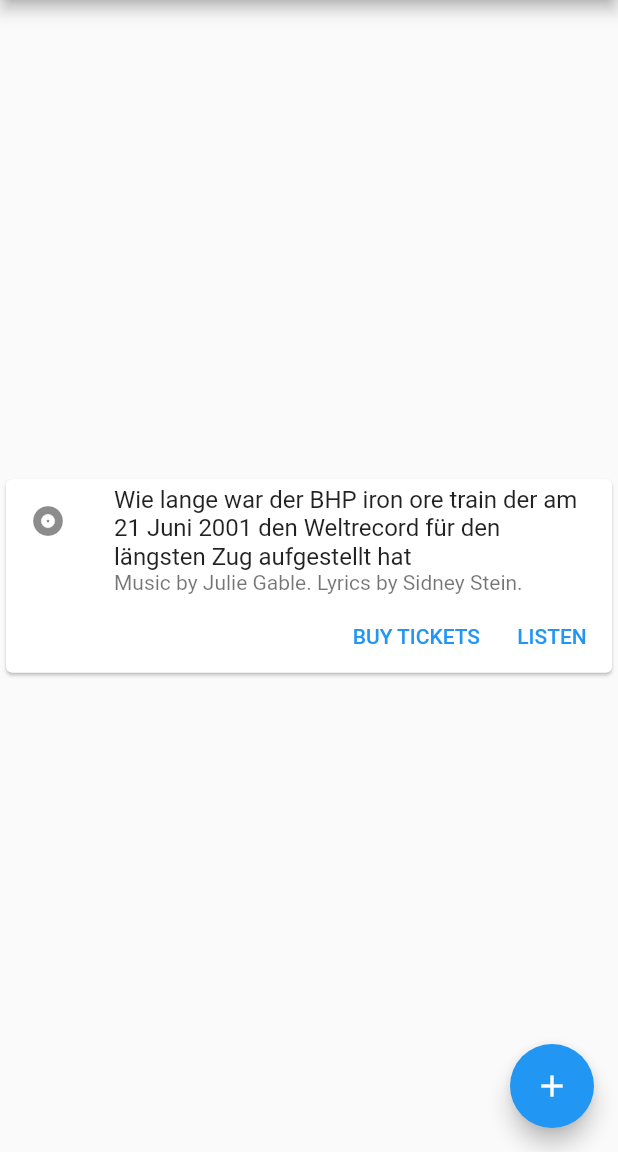
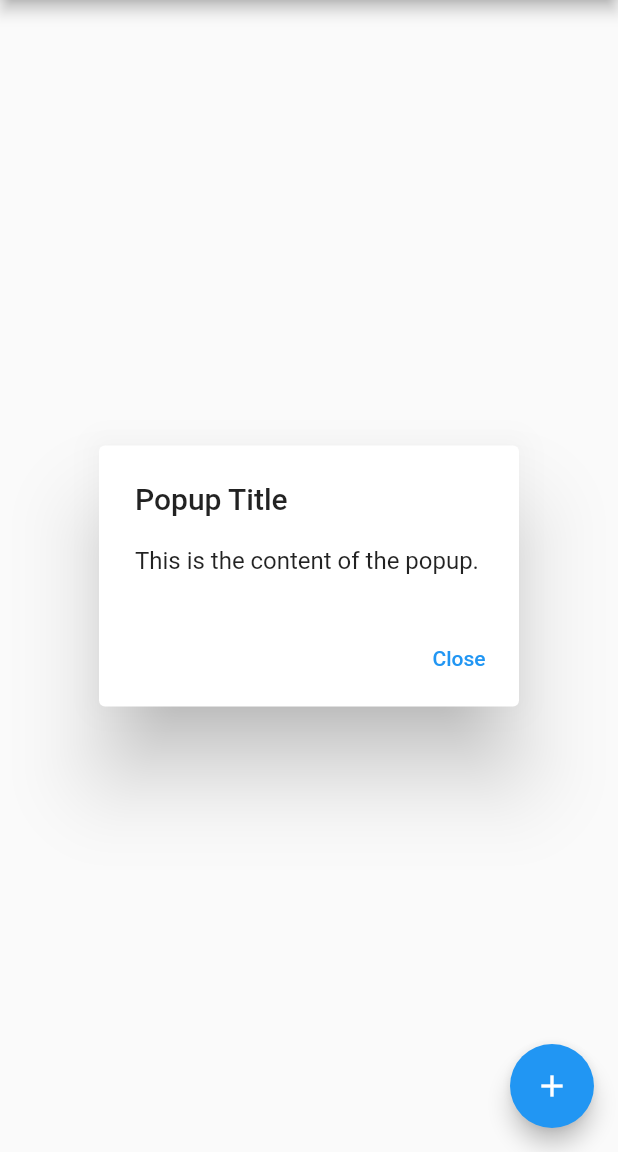
Before and after one commit to Benriez/quizpoker, a Flutter app: the screen it shows after launch, on a phone screen of 412 x 824 dp, the part 84-1236 px from its top. Run offline on Flutter 3.47's test engine with Material 2 defaults, Android fonts, the phone set to English and light mode, and no system bars; our stand-ins replace flutter_bloc.

Commit message:
add start_to_bet

```diff
--- a/lib/main.dart
+++ b/lib/main.dart
@@ -2,7 +2,7 @@ import 'package:flutter/material.dart';
 import 'package:quizduell/question/question_model.dart';
 
 import 'question/question_view.dart';
-
+import '../start_to_bet/start_to_bet_view.dart';
 void main() {
   runApp(const MyApp());
 }
@@ -98,7 +98,8 @@ class _MyHomePageState extends State<MyHomePage> {
           // horizontal).
           mainAxisAlignment: MainAxisAlignment.center,
           children: <Widget>[
-            QuestionCard(),
+            // QuestionCard(),
+            StartToBetPopup()
           ],
         ),
       ),
--- a/lib/question/question_view.dart
+++ b/lib/question/question_view.dart
@@ -1,5 +1,7 @@
 import 'package:flutter/material.dart';
 import 'package:quizduell/question/question_model.dart';
+
+
 
 class QuestionCard extends StatelessWidget {
   const QuestionCard({Key? key}) : super(key: key);
--- /dev/null
+++ b/lib/start_to_bet/start_to_bet_view.dart
@@ -0,0 +1,19 @@
+import 'package:flutter/material.dart';
+
+class StartToBetPopup extends StatelessWidget {
+  @override
+  Widget build(BuildContext context) {
+    return AlertDialog(
+      title: Text('Popup Title'),
+      content: Text('This is the content of the popup.'),
+      actions: [
+        TextButton(
+          child: Text('Close'),
+          onPressed: () {
+            Navigator.of(context).pop(); // Close the dialog
+          },
+        ),
+      ],
+    );
+  }
+}
```
Also changed, not shown: pubspec.lock, 2 other files.
